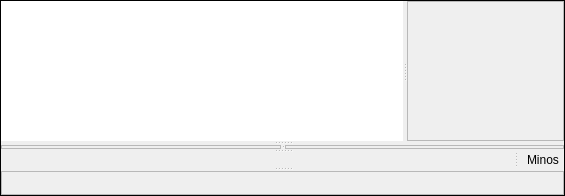
The window that mqt/MqtLogger/tsinglelogframe.ui (zsteva/backup-minos2) describes before a commit, drawn with Qt 5.
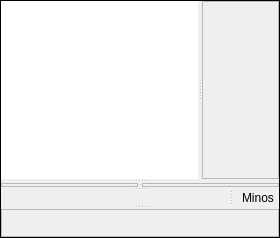
The same window after the commit. Custom widgets are drawn as their Qt base class.

Commit message: Try to improve splitter resizing

What changed in the file:
```diff
--- a/mqt/MqtLogger/tsinglelogframe.ui
+++ b/mqt/MqtLogger/tsinglelogframe.ui
@@ -6,8 +6,8 @@
    <rect>
     <x>0</x>
     <y>0</y>
-    <width>565</width>
-    <height>196</height>
+    <width>280</width>
+    <height>238</height>
    </rect>
   </property>
   <property name="sizePolicy">
@@ -42,25 +42,12 @@
     <number>0</number>
    </property>
    <item>
-    <widget class="MinosSplitter" name="LogAreaSplitter">
-     <property name="sizePolicy">
-      <sizepolicy hsizetype="Expanding" vsizetype="Expanding">
-       <horstretch>0</horstretch>
-       <verstretch>0</verstretch>
-      </sizepolicy>
-     </property>
+    <widget class="MinosSplitter" name="logFrameSplitter">
      <property name="orientation">
       <enum>Qt::Vertical</enum>
      </property>
-     <widget class="MinosSplitter" name="TopSplitter">
-      <property name="sizePolicy">
-       <sizepolicy hsizetype="Expanding" vsizetype="Expanding">
-        <horstretch>0</horstretch>
-        <verstretch>0</verstretch>
-       </sizepolicy>
-      </property>
-      <property name="orientation">
-       <enum>Qt::Vertical</enum>
+     <property name="childrenCollapsible">
+      <bool>false</bool>
       </property>
       <widget class="MinosSplitter" name="MultSplitter">
        <property name="sizePolicy">
@@ -133,7 +120,7 @@
       </widget>
       <widget class="MinosSplitter" name="ControlSplitter">
        <property name="sizePolicy">
-        <sizepolicy hsizetype="Expanding" vsizetype="Expanding">
+       <sizepolicy hsizetype="Expanding" vsizetype="Fixed">
          <horstretch>0</horstretch>
          <verstretch>0</verstretch>
         </sizepolicy>
@@ -172,7 +159,7 @@
       </widget>
       <widget class="MinosSplitter" name="CribSplitter">
        <property name="sizePolicy">
-        <sizepolicy hsizetype="Expanding" vsizetype="Expanding">
+       <sizepolicy hsizetype="Expanding" vsizetype="Fixed">
          <horstretch>0</horstretch>
          <verstretch>0</verstretch>
         </sizepolicy>
@@ -267,7 +254,6 @@
           </widget>
          </item>
         </layout>
-       </widget>
       </widget>
      </widget>
      <widget class="MatchTreesFrame" name="matchTreesFrame">
```
Lines whose indentation alone changed are shown as unchanged. The commit also changes 2 other files.
